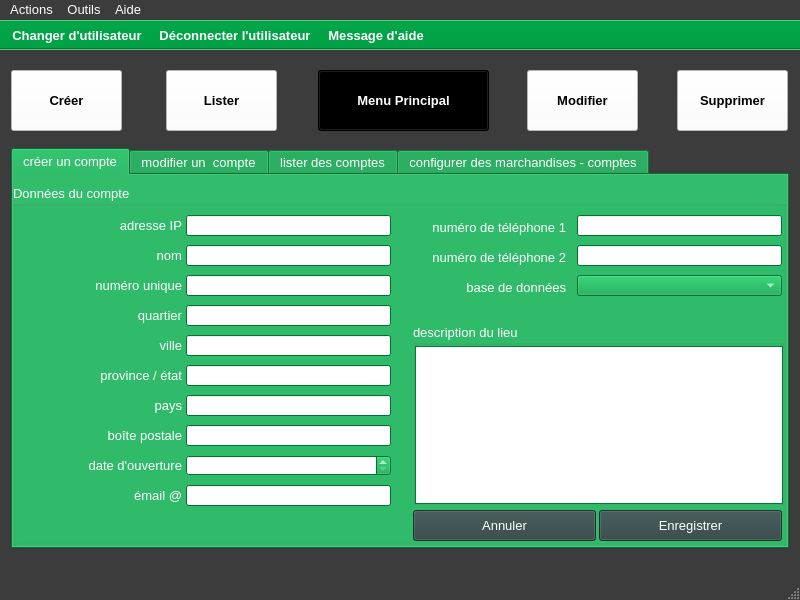
Old version of the form ui/yeroth-erp-configuration-comptabilite-window.ui in the repository xnoumbissinoundou/yeroth-erp-3.0.
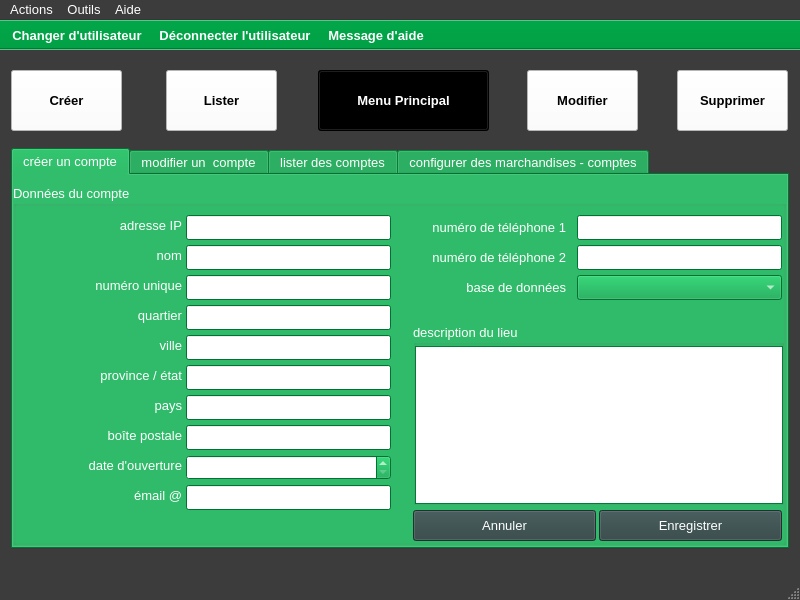
New version of the form. Icons and pictures are not drawn. Custom widgets are drawn as their Qt base class.

Commit message: On branch master 	modified:   ui/yeroth-erp-configuration-comptabilite-window.ui

Diff of the .ui file:
```diff
--- a/ui/yeroth-erp-configuration-comptabilite-window.ui
+++ b/ui/yeroth-erp-configuration-comptabilite-window.ui
@@ -962,7 +962,7 @@
          <x>173</x>
          <y>60</y>
          <width>205</width>
-         <height>21</height>
+         <height>25</height>
         </rect>
        </property>
        <property name="font">
@@ -979,7 +979,7 @@
          <x>173</x>
          <y>120</y>
          <width>205</width>
-         <height>21</height>
+         <height>25</height>
         </rect>
        </property>
        <property name="font">
@@ -996,7 +996,7 @@
          <x>173</x>
          <y>150</y>
          <width>205</width>
-         <height>21</height>
+         <height>25</height>
         </rect>
        </property>
        <property name="font">
@@ -1013,7 +1013,7 @@
          <x>173</x>
          <y>210</y>
          <width>205</width>
-         <height>21</height>
+         <height>25</height>
         </rect>
        </property>
        <property name="font">
@@ -1914,7 +1914,7 @@
          <x>564</x>
          <y>30</y>
          <width>205</width>
-         <height>21</height>
+         <height>25</height>
         </rect>
        </property>
        <property name="font">
@@ -1963,7 +1963,7 @@
          <x>564</x>
          <y>60</y>
          <width>205</width>
-         <height>21</height>
+         <height>25</height>
         </rect>
        </property>
        <property name="font">
@@ -2031,7 +2031,7 @@
          <x>173</x>
          <y>90</y>
          <width>205</width>
-         <height>21</height>
+         <height>25</height>
         </rect>
        </property>
        <property name="font">
@@ -2048,7 +2048,7 @@
          <x>173</x>
          <y>270</y>
          <width>205</width>
-         <height>21</height>
+         <height>25</height>
         </rect>
        </property>
        <property name="font">
@@ -2084,7 +2084,7 @@
          <x>173</x>
          <y>300</y>
          <width>205</width>
-         <height>21</height>
+         <height>25</height>
         </rect>
        </property>
        <property name="font">
@@ -2101,7 +2101,7 @@
          <x>173</x>
          <y>30</y>
          <width>205</width>
-         <height>21</height>
+         <height>25</height>
         </rect>
        </property>
        <property name="font">
@@ -2150,7 +2150,7 @@
          <x>564</x>
          <y>90</y>
          <width>205</width>
-         <height>21</height>
+         <height>25</height>
         </rect>
        </property>
        <property name="font">
@@ -2181,7 +2181,7 @@
          <x>173</x>
          <y>240</y>
          <width>205</width>
-         <height>21</height>
+         <height>25</height>
         </rect>
        </property>
        <property name="font">
@@ -2198,7 +2198,7 @@
          <x>173</x>
          <y>180</y>
          <width>205</width>
-         <height>21</height>
+         <height>25</height>
         </rect>
        </property>
        <property name="font">
```
